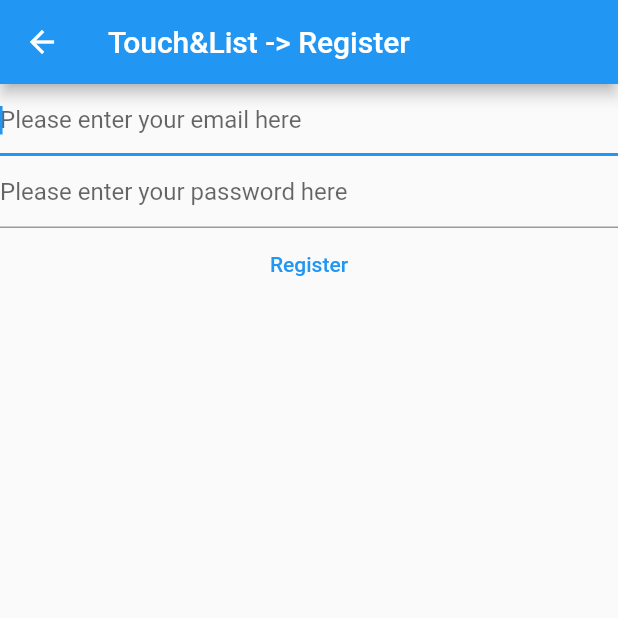
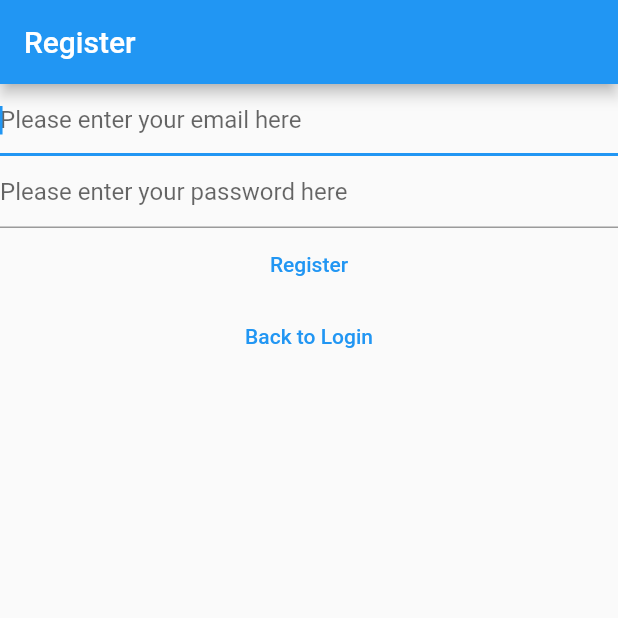
Before and after one commit to jrodriguezh/ToDoList-FlutterApplication, a Flutter app: the RegisterView screen opened directly, on a phone screen of 412 x 824 dp, the top half of it. Run offline on Flutter 3.47's test engine with Material 2 defaults, Android fonts, the phone set to English and light mode, and no system bars; our stand-ins replace firebase_auth, firebase_core; accounts and stored records are empty.

Commit message:
Push between Login and register page updated

```diff
--- a/lib/views/register_view.dart
+++ b/lib/views/register_view.dart
@@ -1,8 +1,5 @@
 import 'package:firebase_auth/firebase_auth.dart';
-import 'package:firebase_core/firebase_core.dart';
 import 'package:flutter/material.dart';
-
-import '../firebase_options.dart';
 
 class RegisterView extends StatefulWidget {
   const RegisterView({Key? key}) : super(key: key);
@@ -33,24 +30,17 @@
   Widget build(BuildContext context) {
     return Scaffold(
       appBar: AppBar(
-        title: const Text("Touch&List -> Register"),
+        title: const Text("Register"),
       ),
-      body: FutureBuilder(
-        future: Firebase.initializeApp(
-          options: DefaultFirebaseOptions.currentPlatform,
-        ),
-        builder: (context, snapshot) {
-          switch (snapshot.connectionState) {
-            case ConnectionState.done:
-              return Column(
+      body: Column(
         children: [
           TextField(
             controller: _email,
             autocorrect: false,
             enableSuggestions: false,
             keyboardType: TextInputType.emailAddress,
-                    decoration: const InputDecoration(
-                        hintText: "Please enter your email here"),
+            decoration:
+                const InputDecoration(hintText: "Please enter your email here"),
             autofocus: true,
           ),
           TextField(
@@ -84,12 +74,14 @@
             },
             child: const Text("Register"),
           ),
+          TextButton(
+            onPressed: () {
+              Navigator.of(context)
+                  .pushNamedAndRemoveUntil("/login/", (route) => false);
+            },
+            child: const Text("Back to Login"),
+          ),
         ],
-              );
-            default:
-              return const Text("Loading...");
-          }
-        },
       ),
     );
   }
```
Also changed, not shown: lib/main.dart (+15 -15 lines), lib/views/login_view.dart (+10 -21 lines), lib/views/verify_view.dart (added, +31 -0 lines). Lines whose indentation alone changed are shown as unchanged.
